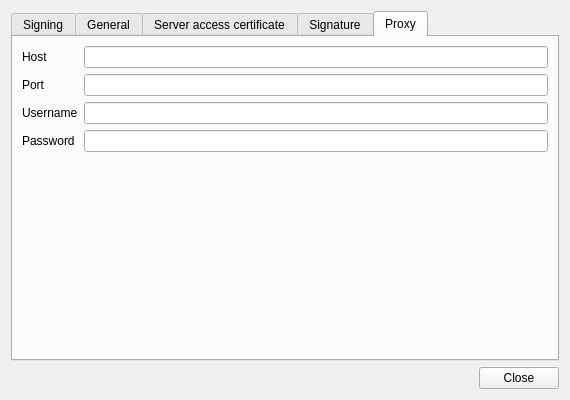
Old version of the form client/ui/SettingsDialog.ui in the repository open-eid/qdigidoc.
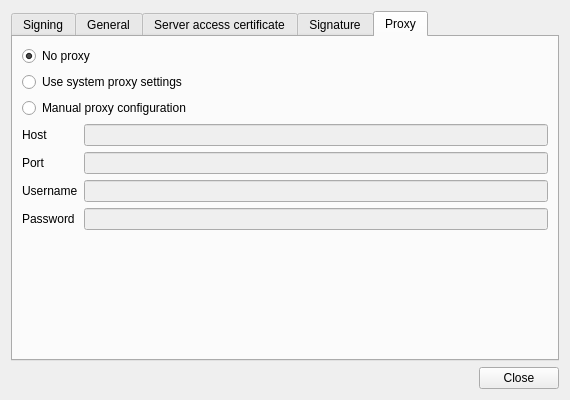
New version of the form. The open tabs and pages were chosen to show the change.

Commit message:
Add option to load system proxy settings
IB-3667

Patch:
```diff
--- a/client/ui/SettingsDialog.ui
+++ b/client/ui/SettingsDialog.ui
@@ -419,7 +419,7 @@
        <property name="fieldGrowthPolicy">
         <enum>QFormLayout::ExpandingFieldsGrow</enum>
        </property>
-       <item row="0" column="0">
+       <item row="3" column="0">
         <widget class="QLabel" name="proxyHostLabel">
          <property name="text">
           <string>Host</string>
@@ -429,10 +429,14 @@
          </property>
         </widget>
        </item>
-       <item row="0" column="1">
-        <widget class="QLineEdit" name="proxyHost"/>
+       <item row="3" column="1">
+        <widget class="QLineEdit" name="proxyHost">
+         <property name="enabled">
+          <bool>false</bool>
+         </property>
+        </widget>
        </item>
-       <item row="1" column="0">
+       <item row="4" column="0">
         <widget class="QLabel" name="proxyPortLabel">
          <property name="text">
           <string>Port</string>
@@ -442,10 +446,14 @@
          </property>
         </widget>
        </item>
-       <item row="1" column="1">
-        <widget class="QLineEdit" name="proxyPort"/>
+       <item row="4" column="1">
+        <widget class="QLineEdit" name="proxyPort">
+         <property name="enabled">
+          <bool>false</bool>
+         </property>
+        </widget>
        </item>
-       <item row="2" column="0">
+       <item row="5" column="0">
         <widget class="QLabel" name="proxyUserLabel">
          <property name="text">
           <string>Username</string>
@@ -455,10 +463,14 @@
          </property>
         </widget>
        </item>
-       <item row="2" column="1">
-        <widget class="QLineEdit" name="proxyUser"/>
+       <item row="5" column="1">
+        <widget class="QLineEdit" name="proxyUser">
+         <property name="enabled">
+          <bool>false</bool>
+         </property>
+        </widget>
        </item>
-       <item row="3" column="0">
+       <item row="6" column="0">
         <widget class="QLabel" name="proxyPassLabel">
          <property name="text">
           <string>Password</string>
@@ -468,13 +480,49 @@
          </property>
         </widget>
        </item>
-       <item row="3" column="1">
+       <item row="6" column="1">
         <widget class="QLineEdit" name="proxyPass">
+         <property name="enabled">
+          <bool>false</bool>
+         </property>
          <property name="echoMode">
           <enum>QLineEdit::Password</enum>
          </property>
         </widget>
        </item>
+       <item row="0" column="0" colspan="2">
+        <widget class="QRadioButton" name="proxyDisabled">
+         <property name="text">
+          <string>No proxy</string>
+         </property>
+         <property name="checked">
+          <bool>true</bool>
+         </property>
+         <attribute name="buttonGroup">
+          <string notr="true">proxyConfig</string>
+         </attribute>
+        </widget>
+       </item>
+       <item row="1" column="0" colspan="2">
+        <widget class="QRadioButton" name="proxyAuto">
+         <property name="text">
+          <string>Use system proxy settings</string>
+         </property>
+         <attribute name="buttonGroup">
+          <string notr="true">proxyConfig</string>
+         </attribute>
+        </widget>
+       </item>
+       <item row="2" column="0" colspan="2">
+        <widget class="QRadioButton" name="proxyManual">
+         <property name="text">
+          <string>Manual proxy configuration</string>
+         </property>
+         <attribute name="buttonGroup">
+          <string notr="true">proxyConfig</string>
+         </attribute>
+        </widget>
+       </item>
       </layout>
      </widget>
     </widget>
```
Left out of the diff: 19 changed lines with no effect on the pictures. The commit also changes 5 other files.
